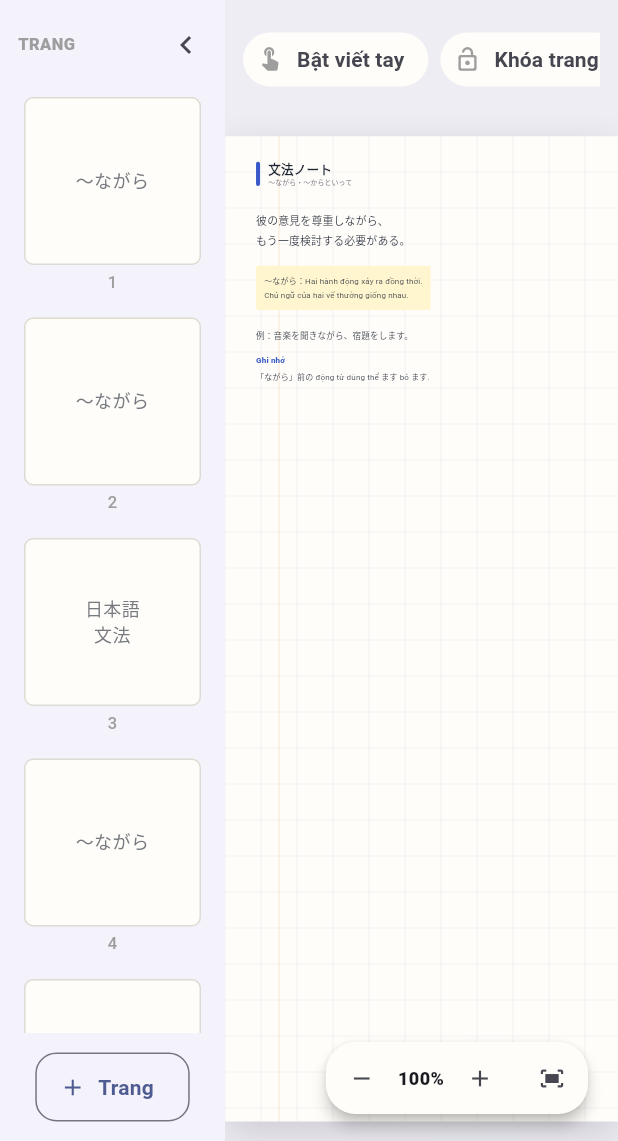
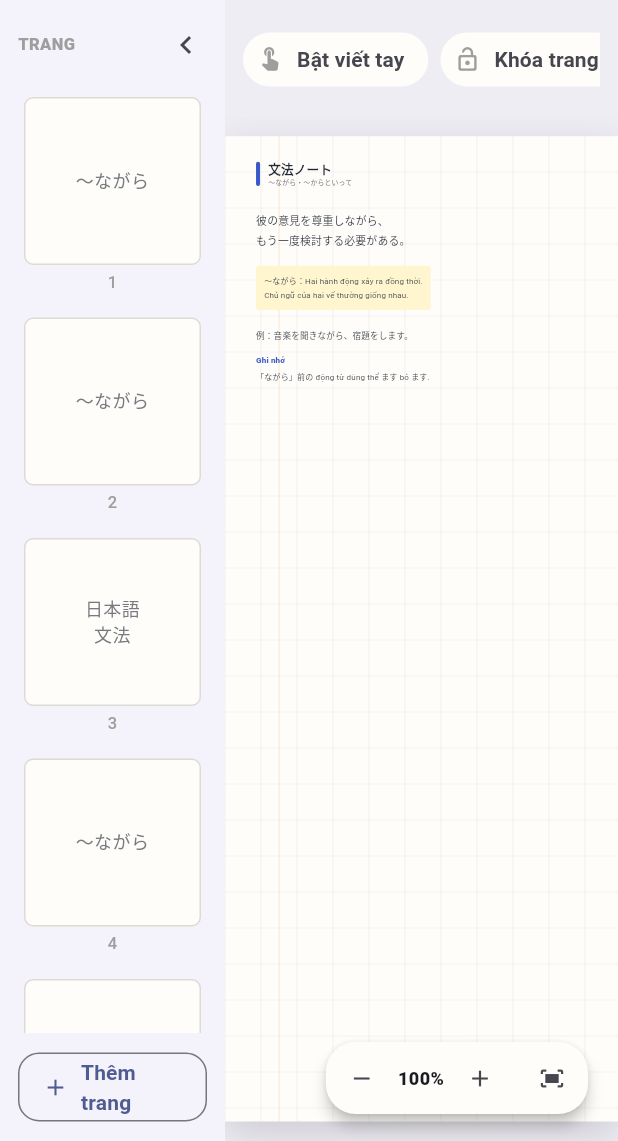
Before and after one commit to Albazzz/Notebook-Eryk, a Flutter app: the EditorScreen screen opened directly with sample values from the repository, on a phone screen of 412 x 824 dp, the part 95-1236 px from its top. Run offline on Flutter 3.47's test engine with Material 3 defaults, Android fonts, the phone set to English and light mode, and no system bars; our stand-ins replace file_picker, flutter_secure_storage, shared_preferences, sqflite; missing offline and left inert: google_mlkit_text_recognition; accounts and stored records are empty.

Commit message:
Label page creation action clearly

```diff
--- a/lib/screens/editor_screen.dart
+++ b/lib/screens/editor_screen.dart
@@ -2098,7 +2098,7 @@ class _PageRail extends StatelessWidget {
           child: OutlinedButton.icon(
             onPressed: onAddPage,
             icon: const Icon(Icons.add, size: 18),
-            label: const Text('Trang'),
+            label: const Text('Thêm trang'),
           ),
         ),
       ],
```
